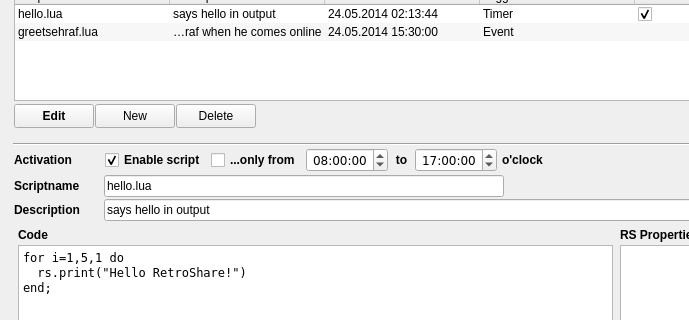
This is Lua4RSWidget.ui in RetroShare/Lua4RS as Qt 5 draws it before an edit; both pictures show x 0 to 689 and y 93 to 413 of the 858 by 821 pixel window. The edited form follows.
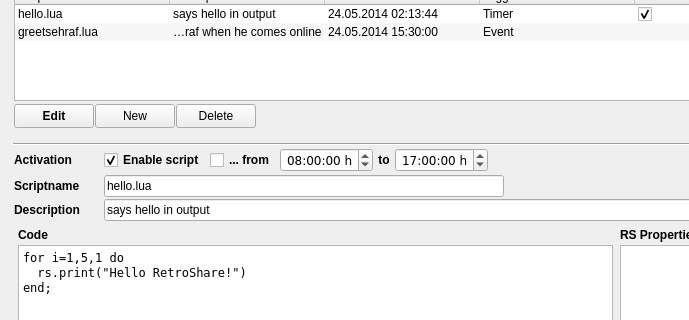
This is the edited form. Icons and pictures are not drawn.

Commit message: LuaConfig::fromSettings() cleaned up

Diff of the .ui file:
```diff
--- a/Lua4RSWidget.ui
+++ b/Lua4RSWidget.ui
@@ -692,7 +692,7 @@
           <widget class="QLabel" name="l_activation">
            <property name="minimumSize">
             <size>
-             <width>86</width>
+             <width>85</width>
              <height>0</height>
             </size>
            </property>
@@ -750,7 +750,7 @@
             <string>Check/Uncheck to constrain script execution to certain hours of the day</string>
            </property>
            <property name="text">
-            <string>...only from</string>
+            <string>... from</string>
            </property>
           </widget>
          </item>
@@ -761,7 +761,7 @@
            </property>
            <property name="minimumSize">
             <size>
-             <width>80</width>
+             <width>92</width>
              <height>24</height>
             </size>
            </property>
@@ -776,8 +776,11 @@
            <property name="alignment">
             <set>Qt::AlignRight|Qt::AlignTrailing|Qt::AlignVCenter</set>
            </property>
-           <property name="calendarPopup">
-            <bool>true</bool>
+           <property name="readOnly">
+            <bool>false</bool>
+           </property>
+           <property name="buttonSymbols">
+            <enum>QAbstractSpinBox::UpDownArrows</enum>
            </property>
            <property name="time">
             <time>
@@ -786,6 +789,12 @@
              <second>0</second>
             </time>
            </property>
+           <property name="displayFormat">
+            <string>HH:mm:ss 'h</string>
+           </property>
+           <property name="calendarPopup">
+            <bool>true</bool>
+           </property>
           </widget>
          </item>
          <item>
@@ -795,7 +804,7 @@
            </property>
            <property name="minimumSize">
             <size>
-             <width>17</width>
+             <width>0</width>
              <height>0</height>
             </size>
            </property>
@@ -820,7 +829,7 @@
            </property>
            <property name="minimumSize">
             <size>
-             <width>80</width>
+             <width>93</width>
              <height>24</height>
             </size>
            </property>
@@ -842,21 +851,8 @@
              <second>0</second>
             </time>
            </property>
-          </widget>
-         </item>
-         <item>
-          <widget class="QLabel" name="l_hours">
-           <property name="enabled">
-            <bool>true</bool>
-           </property>
-           <property name="font">
-            <font>
-             <weight>75</weight>
-             <bold>true</bold>
-            </font>
-           </property>
-           <property name="text">
-            <string>o'clock</string>
+           <property name="displayFormat">
+            <string>HH:mm:ss 'h</string>
            </property>
           </widget>
          </item>
```
Left out of the diff: 267 changed lines with no effect on the pictures. The commit also changes 1 other file.
